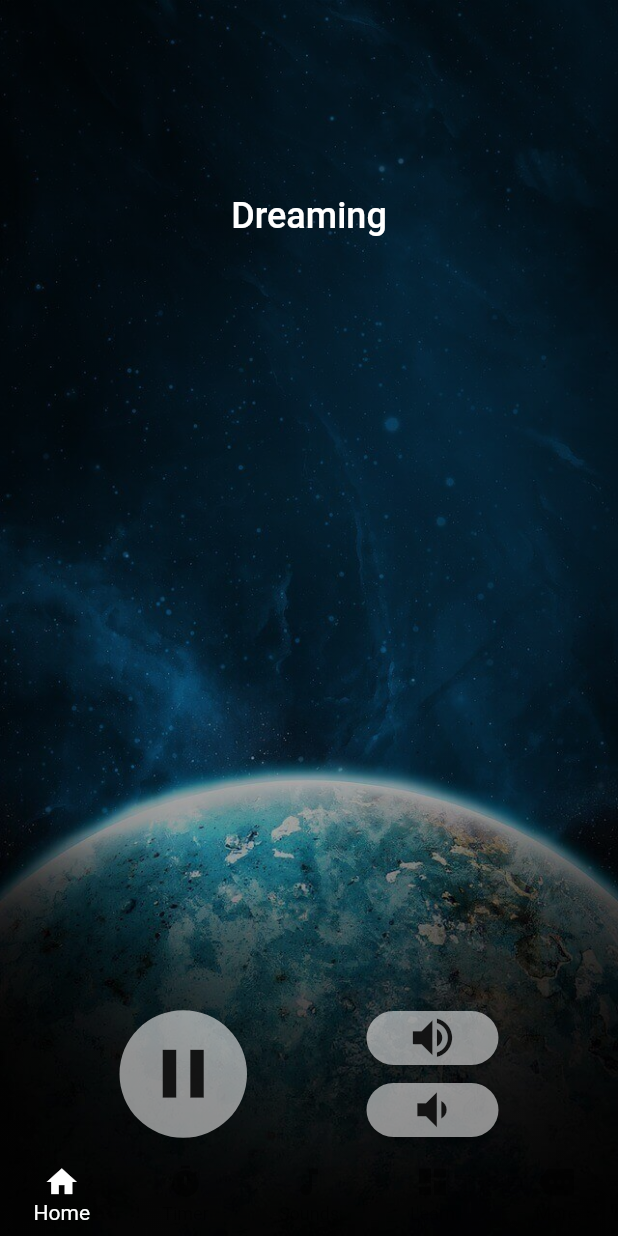
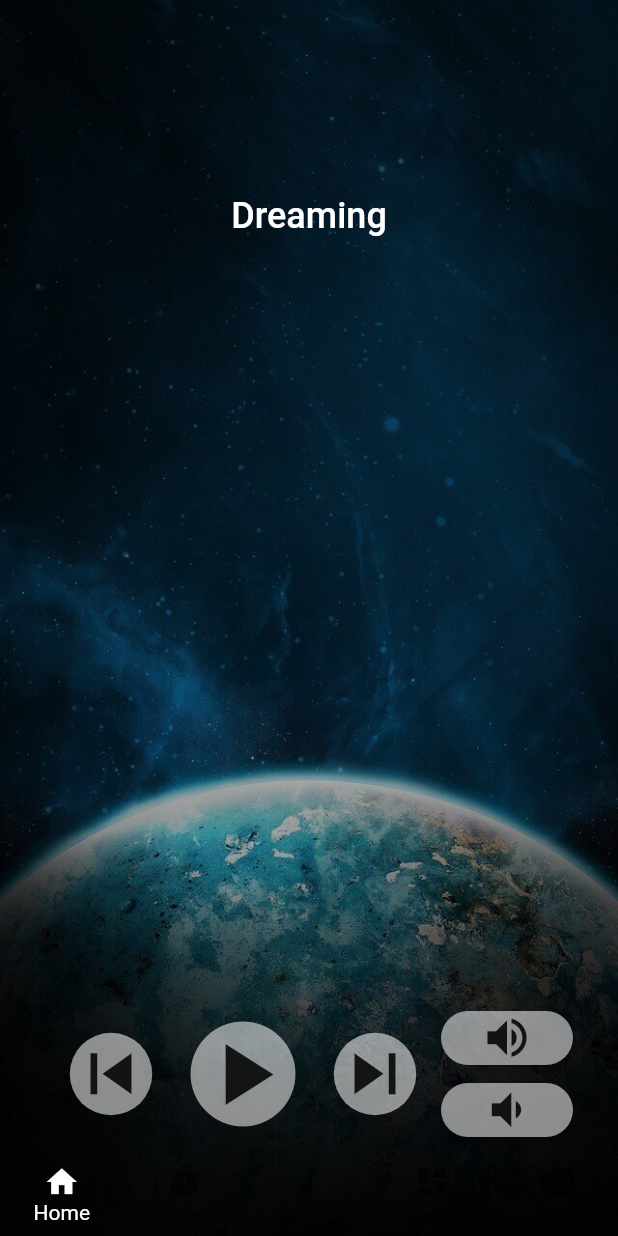
Before and after one commit to xinrui98/flutter_findar_v3, a Flutter app: the screen it shows after launch, after a tap on the "play arrow" icon, on a phone screen of 412 x 824 dp. Run offline on Flutter 3.47's test engine with Material 2 defaults, Android fonts, the phone set to English and light mode, and no system bars; our stand-ins replace fluttertoast; missing offline and left inert: audioplayer, background_fetch, flutter_duration_picker, media_notification, volume; statements that could not run were skipped.

Commit message:
Added prev/next button and new sounds

```diff
--- a/lib/learn_screen.dart
+++ b/lib/learn_screen.dart
@@ -196,7 +196,6 @@ class LearnOurTechnologies extends StatelessWidget {
 
 3. The perfect combination of software (iSS: APP) and hardware (iSS: Equipment) maximizes the therapeutic effect by brainwave synchronization, better than any phone APP that is designed just for general use. All soundtracks in our APP have been crafted to align with the iSS: Equipment's frequency response to ensure that messages, tones, and beats can be regenerated with super high fidelity and can be perceived by your brain.
 
-
 ''';
 
   @override
--- a/lib/main_screen.dart
+++ b/lib/main_screen.dart
@@ -218,19 +218,44 @@ class MainScreenState extends State<MainScreen>
             mainAxisAlignment: MainAxisAlignment.spaceEvenly,
             children: <Widget>[
               Container(
-                width: 85.0,
-                height: 85.0,
-                child: RawMaterialButton(
+                child: Row(children: <Widget>[
+                  RawMaterialButton(
+                    onPressed: () {
+                      setState(() {
+                        if (getCurrentMusicPosition() > 0) {
+                          Home.currentMusic =
+                          musicList[getCurrentMusicPosition() - 1];
+                        } else {
+                          Home.currentMusic = musicList[musicList.length - 1];
+                        }
+                        HomeState().stopSound();
+                        HomeState().playSound();
+                        Home.isMusicPlaying = true;
+                      });
+                    },
+                    elevation: 20.0,
+                    shape: CircleBorder(),
+                    child: new Icon(
+                      Icons.skip_previous,
+                      size: 55.0,
+                    ),
+//                    child: Container(
+//                        width: 80.0,
+//                        height: 80.0,
+//                        child: Center(
+//                            child: AnimatedIcon(
+//                          icon: AnimatedIcons.play_pause,
+//                          progress: controller.view,
+//                          color: Colors.white,
+//                          size: 50,
+//                        ))),
+                    fillColor: Colors.white54,
+                  ),
+                  RawMaterialButton(
                     onPressed: () {
                       Home.isMusicPlaying = !Home.isMusicPlaying;
                       if (Home.isMusicPlaying == true) {
                         setState(() {
-                        //Notification bar
-                        showMusicNotificationBar(
-                            "Findar SleepCare",
-                            (Home.currentMusic == null)
-                                ? musicList[0].title
-                                : Home.currentMusic.title);
                           HomeState().playSound();
                           Home.isMusicPlaying = true;
                         });
@@ -239,10 +264,6 @@ class MainScreenState extends State<MainScreen>
                           //hide Notification bar
 //                        hideMusicNotificationBar();
                           //toggles to PLAY button, when sound is paused
-                        togglePlayPauseNotificationBar( "Findar SleepCare",
-                          (Home.currentMusic == null)
-                              ? musicList[0].title
-                              : Home.currentMusic.title);
                           HomeState().pauseSound();
                           Home.isMusicPlaying = false;
                         });
@@ -261,10 +282,42 @@ class MainScreenState extends State<MainScreen>
                     child: Home.isMusicPlaying
                         ? new Icon(
                       Icons.pause,
-                          size: 55.0,
+                      size: 70.0,
                     )
                         : new Icon(
                       Icons.play_arrow,
+                      size: 70.0,
+                    ),
+//                    child: Container(
+//                        width: 80.0,
+//                        height: 80.0,
+//                        child: Center(
+//                            child: AnimatedIcon(
+//                          icon: AnimatedIcons.play_pause,
+//                          progress: controller.view,
+//                          color: Colors.white,
+//                          size: 50,
+//                        ))),
+                    fillColor: Colors.white54,
+                  ),
+                  RawMaterialButton(
+                    onPressed: () {
+                      setState(() {
+                        if (getCurrentMusicPosition() < musicList.length - 1) {
+                          Home.currentMusic =
+                          musicList[getCurrentMusicPosition() + 1];
+                        } else {
+                          Home.currentMusic = musicList[0];
+                        }
+                        HomeState().stopSound();
+                        HomeState().playSound();
+                        Home.isMusicPlaying = true;
+                      });
+                    },
+                    elevation: 20.0,
+                    shape: CircleBorder(),
+                    child: new Icon(
+                      Icons.skip_next,
                       size: 55.0,
                     ),
 //                    child: Container(
@@ -279,9 +332,6 @@ class MainScreenState extends State<MainScreen>
 //                        ))),
                     fillColor: Colors.white54,
                   ),
-              ),
-              Row(
-                children: <Widget>[
                   Column(
                     mainAxisAlignment: MainAxisAlignment.end,
                     children: <Widget>[
@@ -333,8 +383,8 @@ class MainScreenState extends State<MainScreen>
                       ),
                     ],
                   ),
-                ],
-              )
+                ]),
+              ),
             ],
           ),
         )
--- a/lib/music_repo.dart
+++ b/lib/music_repo.dart
@@ -3,12 +3,14 @@ import 'package:flutter_findar_v3/music.dart';
 class MusicRepo {
   static String defaultText = "Default Text";
   List allMusic = [
-    Music("Dreaming", "assets/l2_3.mp3", "assets/dreaming.jpg",defaultText),
-    Music("Fountain Bubbling", "assets/l1_1.mp3","assets/fountain_bubbling1.jpg",defaultText),
-    Music("Harmony", "assets/l2_1.mp3", "assets/harmony.jpg", defaultText),
-    Music("Gentle Lake", "assets/l1_2.mp3", "assets/gentle_lake.jpg",defaultText),
-    Music("Ocean Waves", "assets/l1_3.mp3", "assets/ocean_waves.jpg",defaultText),
-    Music("Tranquility", "assets/l2_2.mp3", "assets/tranquility.jpg",defaultText),
+    Music("Dreaming", "assets/dreaming.mp3", "assets/dreaming.jpg",defaultText),
+    Music("Fountain Bubbling", "assets/fountain_bubbling.mp3","assets/fountain_bubbling1.jpg",defaultText),
+    Music("Harmony", "assets/harmony.mp3", "assets/harmony.jpg", defaultText),
+    Music("Gentle Lake", "assets/gentle_lake.mp3", "assets/gentle_lake.jpg",defaultText),
+    Music("Ocean Waves", "assets/ocean_waves.mp3", "assets/ocean_waves.jpg",defaultText),
+    Music("Tranquility", "assets/tranquility.mp3", "assets/tranquility.jpg",defaultText),
+    Music("Clouds", "assets/clouds_in_the_sky.mp3", "assets/clouds.jpg",defaultText),
+    Music("Force Of Nature", "assets/force_of_nature.mp3", "assets/force_of_nature.jpg",defaultText),
   ];
 
   List get musicList => allMusic;
```
Also changed, not shown: lib/timer_screen.dart (+67 -1 lines), pubspec.yaml (+11 -6 lines), assets/app_icon.png, assets/app_icon2.png, assets/app_icon3.png (added), assets/clouds.jpg (added), assets/force_of_nature.jpg (added), 28 other files. Lines whose indentation alone changed are shown as unchanged.
